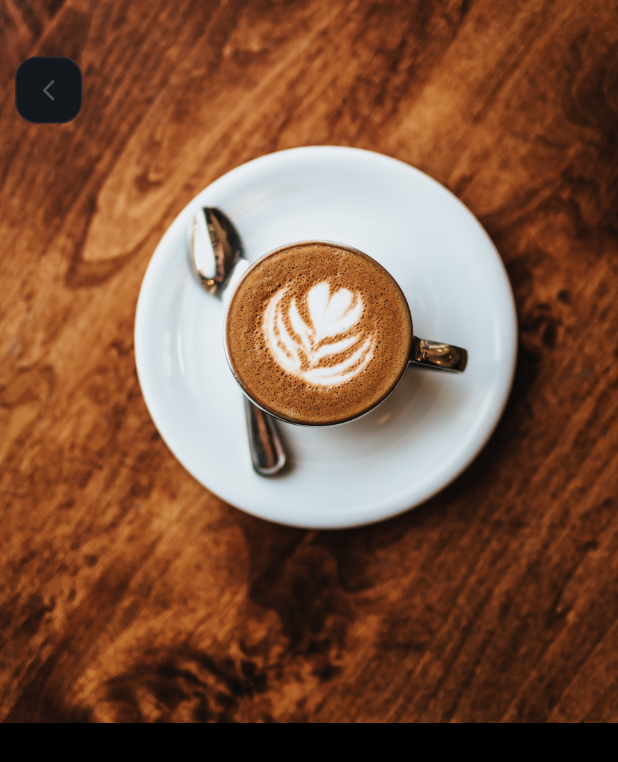
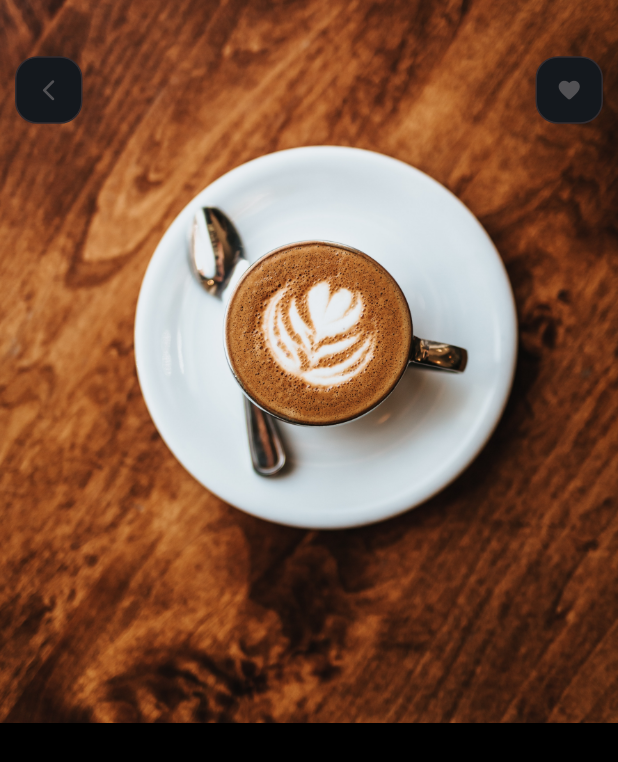
Before and after one commit to elidrocarburo/coffee_app_4sa, a Flutter app: the screen it shows after launch, after a tap on "4.5", on a phone screen of 412 x 824 dp. Shown: the top 762 px of the screen. Run offline on Flutter 3.47's test engine with Material 3 defaults, Android fonts, the light colour scheme and no system bars; our stand-ins replace google_fonts; missing offline and left inert: iconify_flutter.

Commit message:
added favorite button to item_details.dart

```diff
--- a/lib/screens/item_details.dart
+++ b/lib/screens/item_details.dart
@@ -58,6 +58,23 @@ class _ItemDetailsState extends State<ItemDetails> {
                       color: Color(0xFF525154),
                       size: 17.0,),
                     ),
+                  ),
+                  GestureDetector(
+                    onTap: () {
+                      //Navigator.of(context).pop();
+                    },
+                    child: Container(
+                      height: 45.0,
+                      width: 45.0,
+                      decoration: BoxDecoration(
+                        color: Color(0xFF14181D),
+                        border: Border.all(color: Color(0xFF322B2E), width: 1.0),
+                        borderRadius: BorderRadius.circular(15.0)
+                      ),
+                      child: Icon(Icons.favorite_rounded,
+                      color: Color(0xFF525154),
+                      size: 17.0,),
+                    ),
                   )
                 ],
               ),
```
